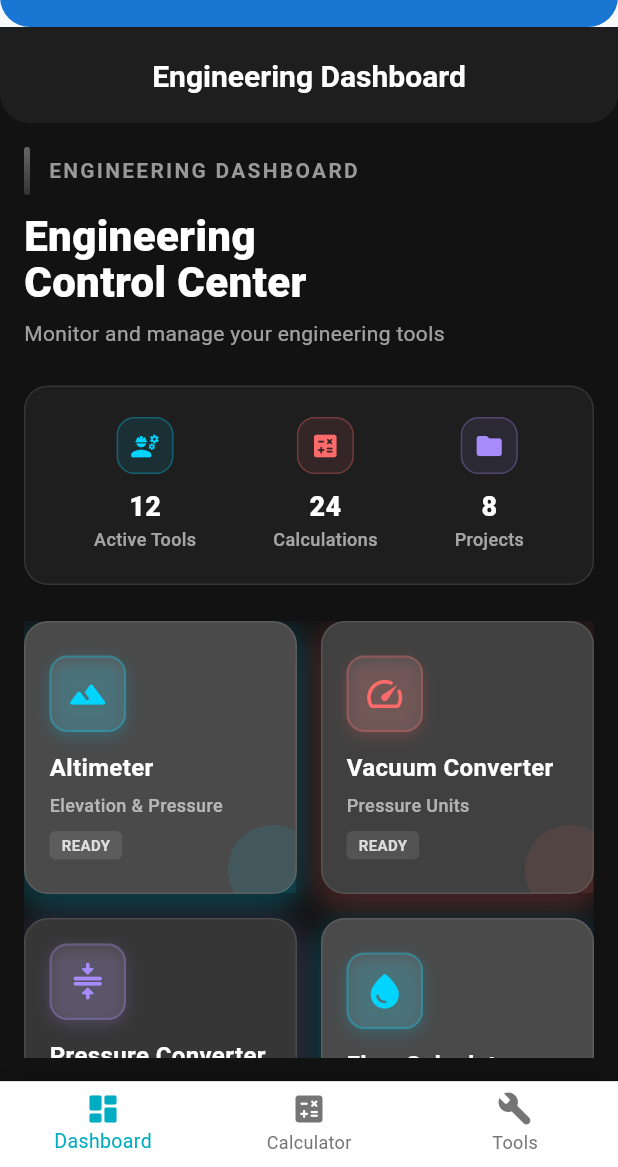
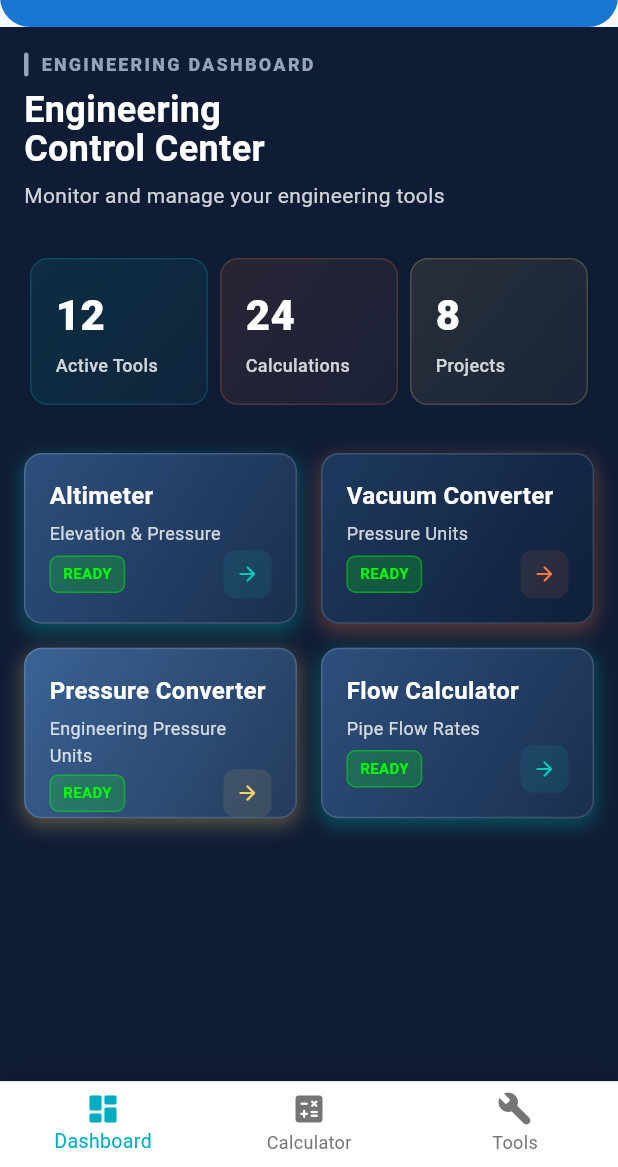
Before and after one commit to amits0905/Mechanical-Engineering, a Flutter app: the screen it shows after launch, on a phone screen of 412 x 824 dp, the part 69-1236 px from its top. Run offline on Flutter 3.47's test engine with Material 3 defaults, Android fonts, the phone set to English and light mode, and no system bars; our stand-ins replace geolocator, sensors_plus, shared_preferences.

Commit message:
Updated dashboard, tools, cardcolour, calculator

```diff
--- a/lib/pages/dashboard.dart
+++ b/lib/pages/dashboard.dart
@@ -9,11 +9,6 @@ class DashboardPage extends StatelessWidget {
   Widget build(BuildContext context) {
     return Scaffold(
       backgroundColor: CardColors.dashboardBackground,
-      appBar: AppBar(
-        title: const Text('Engineering Dashboard'),
-        backgroundColor: CardColors.appBarBackground,
-        elevation: 0,
-      ),
       body: Padding(
         padding: const EdgeInsets.all(16.0),
         child: Column(
@@ -21,11 +16,11 @@ class DashboardPage extends StatelessWidget {
           children: [
             // Header Section
             _buildHeader(),
-            const SizedBox(height: 24),
+            const SizedBox(height: 32),
 
             // Stats Overview
             _buildStatsOverview(),
-            const SizedBox(height: 24),
+            const SizedBox(height: 32),
 
             // Quick Actions Grid
             Expanded(
@@ -33,42 +28,31 @@ class DashboardPage extends StatelessWidget {
                 crossAxisCount: 2,
                 crossAxisSpacing: 16,
                 mainAxisSpacing: 16,
+                childAspectRatio: 1.6, // Adjusted for better proportions
                 children: [
                   _DashboardCard(
                     title: 'Altimeter',
                     subtitle: 'Elevation & Pressure',
-                    icon: Icons.terrain_rounded,
+                    status: 'READY',
                     colorScheme: CardColors.blueScheme,
                   ),
                   _DashboardCard(
                     title: 'Vacuum Converter',
                     subtitle: 'Pressure Units',
-                    icon: Icons.speed_rounded,
+                    status: 'READY',
                     colorScheme: CardColors.redScheme,
                   ),
                   _DashboardCard(
                     title: 'Pressure Converter',
                     subtitle: 'Engineering Pressure Units',
-                    icon: Icons.compress_rounded,
+                    status: 'READY',
                     colorScheme: CardColors.purpleScheme,
                   ),
                   _DashboardCard(
                     title: 'Flow Calculator',
                     subtitle: 'Pipe Flow Rates',
-                    icon: Icons.water_drop_rounded,
+                    status: 'READY',
                     colorScheme: CardColors.blueScheme,
-                  ),
-                  _DashboardCard(
-                    title: 'Thermal Tools',
-                    subtitle: 'Heat Transfer',
-                    icon: Icons.thermostat_rounded,
-                    colorScheme: CardColors.redScheme,
-                  ),
-                  _DashboardCard(
-                    title: 'Material Data',
-                    subtitle: 'Properties Database',
-                    icon: Icons.science_rounded,
-                    colorScheme: CardColors.purpleScheme,
                   ),
                 ],
               ),
@@ -86,36 +70,32 @@ class DashboardPage extends StatelessWidget {
         Row(
           children: [
             Container(
-              width: 4,
-              height: 32,
+              width: 3,
+              height: 16,
               decoration: BoxDecoration(
-                gradient: const LinearGradient(
-                  colors: [Color(0xFF666666), Color(0xFF333333)],
-                  begin: Alignment.topCenter,
-                  end: Alignment.bottomCenter,
-                ),
+                color: CardColors.textMuted,
                 borderRadius: BorderRadius.circular(2),
               ),
             ),
-            const SizedBox(width: 12),
+            const SizedBox(width: 8),
             Text(
               'ENGINEERING DASHBOARD',
               style: TextStyle(
                 color: CardColors.textMuted,
-                fontSize: 14,
-                fontWeight: FontWeight.w700,
+                fontSize: 12,
+                fontWeight: FontWeight.w800,
                 letterSpacing: 1.5,
               ),
             ),
           ],
         ),
-        const SizedBox(height: 12),
+        const SizedBox(height: 8),
         Text(
           'Engineering\nControl Center',
           style: TextStyle(
             color: CardColors.textPrimary,
-            fontSize: 28,
-            fontWeight: FontWeight.w800,
+            fontSize: 24,
+            fontWeight: FontWeight.w600,
             height: 1.1,
           ),
         ),
@@ -126,6 +106,7 @@ class DashboardPage extends StatelessWidget {
             color: CardColors.textSecondary,
             fontSize: 14,
             fontWeight: FontWeight.w400,
+            height: 1.4,
           ),
         ),
       ],
@@ -133,68 +114,61 @@ class DashboardPage extends StatelessWidget {
   }
 
   Widget _buildStatsOverview() {
-    return Container(
-      decoration: BoxDecoration(
-        color: CardColors.appBarBackground,
-        borderRadius: BorderRadius.circular(16),
-        border: Border.all(color: CardColors.borderLight, width: 1),
-      ),
-      padding: const EdgeInsets.all(20),
-      child: Row(
-        mainAxisAlignment: MainAxisAlignment.spaceAround,
+    return Row(
+      mainAxisAlignment: MainAxisAlignment.spaceBetween,
       children: [
-          _buildStatItem(
+        _buildStatCard(
           value: '12',
           label: 'Active Tools',
-            icon: Icons.engineering_rounded,
           color: CardColors.blueAccent,
         ),
-          _buildStatItem(
+        _buildStatCard(
           value: '24',
           label: 'Calculations',
-            icon: Icons.calculate_rounded,
           color: CardColors.redAccent,
         ),
-          _buildStatItem(
+        _buildStatCard(
           value: '8',
           label: 'Projects',
-            icon: Icons.folder_rounded,
           color: CardColors.purpleAccent,
         ),
       ],
-      ),
     );
   }
 
-  Widget _buildStatItem({
+  Widget _buildStatCard({
     required String value,
     required String label,
-    required IconData icon,
     required Color color,
   }) {
-    return Column(
+    return Expanded(
+      child: Container(
+        margin: const EdgeInsets.symmetric(horizontal: 4),
+        decoration: BoxDecoration(
+          gradient: LinearGradient(
+            colors: [
+              color.withValues(alpha: 0.1),
+              color.withValues(alpha: 0.05),
+            ],
+            begin: Alignment.topLeft,
+            end: Alignment.bottomRight,
+          ),
+          borderRadius: BorderRadius.circular(12),
+          border: Border.all(color: color.withValues(alpha: 0.2), width: 1),
+        ),
+        padding: const EdgeInsets.all(16),
+        child: Column(
+          crossAxisAlignment: CrossAxisAlignment.start,
           children: [
-        Container(
-          padding: const EdgeInsets.all(8),
-          decoration: BoxDecoration(
-            color: color.withAlpha((0.1 * 255).toInt()),
-            borderRadius: BorderRadius.circular(12),
-            border: Border.all(
-              color: color.withAlpha((0.3 * 255).toInt()),
-              width: 1,
-            ),
-          ),
-          child: Icon(icon, color: color, size: 20),
-        ),
-        const SizedBox(height: 8),
             Text(
               value,
               style: TextStyle(
                 color: CardColors.textPrimary,
-            fontSize: 18,
+                fontSize: 28,
                 fontWeight: FontWeight.w800,
               ),
             ),
+            const SizedBox(height: 4),
             Text(
               label,
               style: TextStyle(
@@ -204,6 +178,8 @@ class DashboardPage extends StatelessWidget {
               ),
             ),
           ],
+        ),
+      ),
     );
   }
 }
@@ -214,13 +190,13 @@ class DashboardPage extends StatelessWidget {
 class _DashboardCard extends StatelessWidget {
   final String title;
   final String subtitle;
-  final IconData icon;
+  final String status;
   final CardColorScheme colorScheme;
 
   const _DashboardCard({
     required this.title,
     required this.subtitle,
-    required this.icon,
+    required this.status,
     required this.colorScheme,
   });
 
@@ -234,79 +210,37 @@ class _DashboardCard extends StatelessWidget {
             SnackBar(
               content: Text('Opening $title'),
               duration: const Duration(seconds: 1),
-              backgroundColor: CardColors.mediumGreyGradient[0],
+              backgroundColor: colorScheme.gradient[0],
             ),
           );
         },
         child: Container(
           decoration: BoxDecoration(
-            color: colorScheme.gradient[0],
-            borderRadius: BorderRadius.circular(16),
+            gradient: LinearGradient(
+              colors: colorScheme.gradient,
+              begin: Alignment.topLeft,
+              end: Alignment.bottomRight,
+            ),
+            borderRadius: BorderRadius.circular(12),
             border: Border.all(color: CardColors.borderLight, width: 1),
             boxShadow: [
               BoxShadow(
                 color: colorScheme.shadowColor,
-                blurRadius: 15,
+                blurRadius: 10,
                 spreadRadius: 1,
-                offset: const Offset(0, 6),
-              ),
-              BoxShadow(
-                color: Colors.black.withAlpha((0.2 * 255).toInt()),
-                blurRadius: 8,
-                offset: const Offset(0, 3),
+                offset: const Offset(0, 4),
               ),
             ],
           ),
-          child: Stack(
-            children: [
-              Positioned(
-                right: -15,
-                bottom: -15,
-                child: Container(
-                  width: 60,
-                  height: 60,
-                  decoration: BoxDecoration(
-                    color: colorScheme.shadowColor.withAlpha(
-                      (0.1 * 255).toInt(),
-                    ),
-                    shape: BoxShape.circle,
-                  ),
-                ),
-              ),
-              Padding(
+          child: Padding(
             padding: const EdgeInsets.all(16.0),
             child: Column(
               crossAxisAlignment: CrossAxisAlignment.start,
-                  mainAxisAlignment: MainAxisAlignment.center,
+              mainAxisAlignment: MainAxisAlignment.spaceBetween,
               children: [
-                    Container(
-                      padding: const EdgeInsets.all(10),
-                      decoration: BoxDecoration(
-                        color: Colors.white.withAlpha((0.08 * 255).toInt()),
-                        borderRadius: BorderRadius.circular(12),
-                        border: Border.all(
-                          color: colorScheme.shadowColor.withAlpha(
-                            (0.3 * 255).toInt(),
-                          ),
-                          width: 1.5,
-                        ),
-                        boxShadow: [
-                          BoxShadow(
-                            color: colorScheme.shadowColor.withAlpha(
-                              (0.2 * 255).toInt(),
-                            ),
-                            blurRadius: 8,
-                            offset: const Offset(0, 3),
-                          ),
-                        ],
-                      ),
-                      child: Icon(
-                        icon,
-                        color: colorScheme.accentColor,
-                        size: 28,
-                      ),
-                    ),
-                    const SizedBox(height: 12),
+                Column(
+                  crossAxisAlignment: CrossAxisAlignment.start,
+                  children: [
                     Text(
                       title,
                       style: TextStyle(
@@ -321,32 +255,53 @@ class _DashboardCard extends StatelessWidget {
                       style: TextStyle(
                         color: CardColors.textSecondary,
                         fontSize: 12,
-                        fontWeight: FontWeight.w500,
+                        fontWeight: FontWeight.w400,
                       ),
                     ),
-                    const SizedBox(height: 8),
+                  ],
+                ),
+                Row(
+                  mainAxisAlignment: MainAxisAlignment.spaceBetween,
+                  children: [
                     Container(
                       padding: const EdgeInsets.symmetric(
                         horizontal: 8,
-                        vertical: 2,
+                        vertical: 4,
                       ),
                       decoration: BoxDecoration(
-                        color: Colors.white.withAlpha((0.1 * 255).toInt()),
-                        borderRadius: BorderRadius.circular(4),
+                        color: const Color(0xFF00FF00).withValues(alpha: 0.2),
+                        borderRadius: BorderRadius.circular(6),
+                        border: Border.all(
+                          color: const Color(0xFF00FF00).withValues(alpha: 0.4),
+                          width: 1,
+                        ),
                       ),
                       child: Text(
-                        'READY',
-                        style: TextStyle(
-                          color: Colors.white.withAlpha((0.8 * 255).toInt()),
+                        status,
+                        style: const TextStyle(
+                          color: Color(0xFF00FF00),
                           fontSize: 10,
                           fontWeight: FontWeight.w600,
                         ),
                       ),
                     ),
-                  ],
+                    Container(
+                      width: 32,
+                      height: 32,
+                      decoration: BoxDecoration(
+                        color: colorScheme.accentColor.withValues(alpha: 0.1),
+                        borderRadius: BorderRadius.circular(8),
+                      ),
+                      child: Icon(
+                        Icons.arrow_forward_rounded,
+                        color: colorScheme.accentColor,
+                        size: 16,
                       ),
                     ),
                   ],
+                ),
+              ],
+            ),
           ),
         ),
       ),
--- a/lib/theme/card_colors.dart
+++ b/lib/theme/card_colors.dart
@@ -1,63 +1,77 @@
-// lib/theme/card_colors.dart
 import 'package:flutter/material.dart';
 
 class CardColors {
-  // Card background gradients
-  static const List<Color> darkGreyGradient = [
-    Color(0xFF404040),
-    Color(0xFF262626),
+  // Card background gradients - Engineering Blue Theme
+  static const List<Color> darkBlueGradient = [
+    Color(0xFF1E3A5F),
+    Color(0xFF0F1F38),
   ];
-  static const List<Color> mediumGreyGradient = [
-    Color(0xFF4A4A4A),
-    Color(0xFF2D2D2D),
+  static const List<Color> mediumBlueGradient = [
+    Color(0xFF2D4F7C),
+    Color(0xFF1A2F4F),
   ];
-  static const List<Color> lightGreyGradient = [
-    Color(0xFF363636),
-    Color(0xFF1F1F1F),
+  static const List<Color> lightBlueGradient = [
+    Color(0xFF3A6395),
+    Color(0xFF243B5C),
   ];
 
-  // Accent colors for icons and shadows
-  static const Color redAccent = Color(0xFFFF6B6B);
-  static const Color blueAccent = Color(0xFF00D4FF);
-  static const Color purpleAccent = Color(0xFFA78BFA);
+  // Accent colors for engineering tools
+  static const Color orangeAccent = Color(0xFFFF7B42);
+  static const Color tealAccent = Color(0xFF00C9B7);
+  static const Color yellowAccent = Color(0xFFFFD166);
 
-  // Shadow colors with opacity
-  static Color get redShadow => redAccent.withValues(alpha: 0.3);
-  static Color get blueShadow => blueAccent.withValues(alpha: 0.3);
-  static Color get purpleShadow => purpleAccent.withValues(alpha: 0.3);
+  // BACKWARD COMPATIBILITY - Keep old names for your existing dashboard code
+  static const Color redAccent = orangeAccent;
+  static const Color blueAccent = tealAccent;
+  static const Color purpleAccent = yellowAccent;
+
+  // Shadow colors (using .withValues instead of .withOpacity)
+  static Color get orangeShadow => orangeAccent.withValues(alpha: 0.3);
+  static Color get tealShadow => tealAccent.withValues(alpha: 0.3);
+  static Color get yellowShadow => yellowAccent.withValues(alpha: 0.3);
+
+  // BACKWARD COMPATIBILITY - Shadow colors
+  static Color get redShadow => orangeShadow;
+  static Color get blueShadow => tealShadow;
+  static Color get purpleShadow => yellowShadow;
 
   // Background colors
-  static const Color scaffoldBackground = Color(0xFF1A1A1A);
-  static const Color dashboardBackground = Color(0xFF121212);
-  static const Color appBarBackground = Color(0xFF1E1E1E);
+  static const Color scaffoldBackground = Color(0xFF0A1429);
+  static const Color dashboardBackground = Color(0xFF0F1C35);
+  static const Color appBarBackground = Color(0xFF152642);
 
   // Text colors
   static const Color textPrimary = Colors.white;
-  static Color get textSecondary => Colors.white.withValues(alpha: 0.6);
-  static const Color textMuted = Color(0xFF999999);
+  static Color get textSecondary => Colors.white.withValues(alpha: 0.8);
+  static const Color textMuted = Color(0xFF94A3B8);
 
   // Border colors
-  static Color get borderLight => Colors.white.withValues(alpha: 0.1);
-  static Color get borderMedium => Colors.white.withValues(alpha: 0.15);
+  static Color get borderLight => Colors.white.withValues(alpha: 0.15);
+  static Color get borderMedium => Colors.white.withValues(alpha: 0.25);
 
-  // Utility methods for getting card color schemes
-  static CardColorScheme get redScheme => CardColorScheme(
-    gradient: darkGreyGradient,
-    accentColor: redAccent,
-    shadowColor: redShadow,
+  // NEW color schemes
+  static CardColorScheme get orangeScheme => CardColorScheme(
+    gradient: darkBlueGradient,
+    accentColor: orangeAccent,
+    shadowColor: orangeShadow,
   );
 
-  static CardColorScheme get blueScheme => CardColorScheme(
-    gradient: mediumGreyGradient,
-    accentColor: blueAccent,
-    shadowColor: blueShadow,
+  static CardColorScheme get tealScheme => CardColorScheme(
+    gradient: mediumBlueGradient,
+    accentColor: tealAccent,
+    shadowColor: tealShadow,
   );
 
-  static CardColorScheme get purpleScheme => CardColorScheme(
-    gradient: lightGreyGradient,
-    accentColor: purpleAccent,
-    shadowColor: purpleShadow,
+  static CardColorScheme get yellowScheme => CardColorScheme(
+    gradient: lightBlueGradient,
+    accentColor: yellowAccent,
+    shadowColor: yellowShadow,
   );
+
+  // BACKWARD COMPATIBILITY - Old scheme names
+  static CardColorScheme get redScheme => orangeScheme;
+  static CardColorScheme get blueScheme => tealScheme;
+  static CardColorScheme get purpleScheme => yellowScheme;
 }
 
 class CardColorScheme {
```
Also changed, not shown: lib/pages/tools_page.dart (+93 -132 lines), lib/utils/calculator_page.dart (+73 -72 lines). Lines whose indentation alone changed are shown as unchanged.
